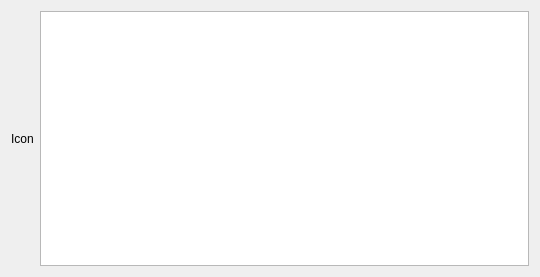
Qt form aboutdialog.ui (ic005k/OCAuxiliaryTools) before a commit.
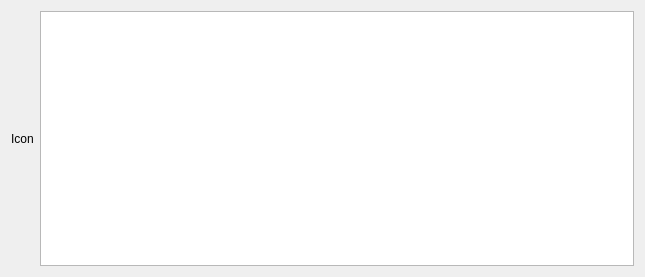
The same form after that commit.

Diff of the .ui file:
```diff
--- a/aboutdialog.ui
+++ b/aboutdialog.ui
@@ -6,7 +6,7 @@
    <rect>
     <x>0</x>
     <y>0</y>
-    <width>540</width>
+    <width>645</width>
     <height>277</height>
    </rect>
   </property>
```
